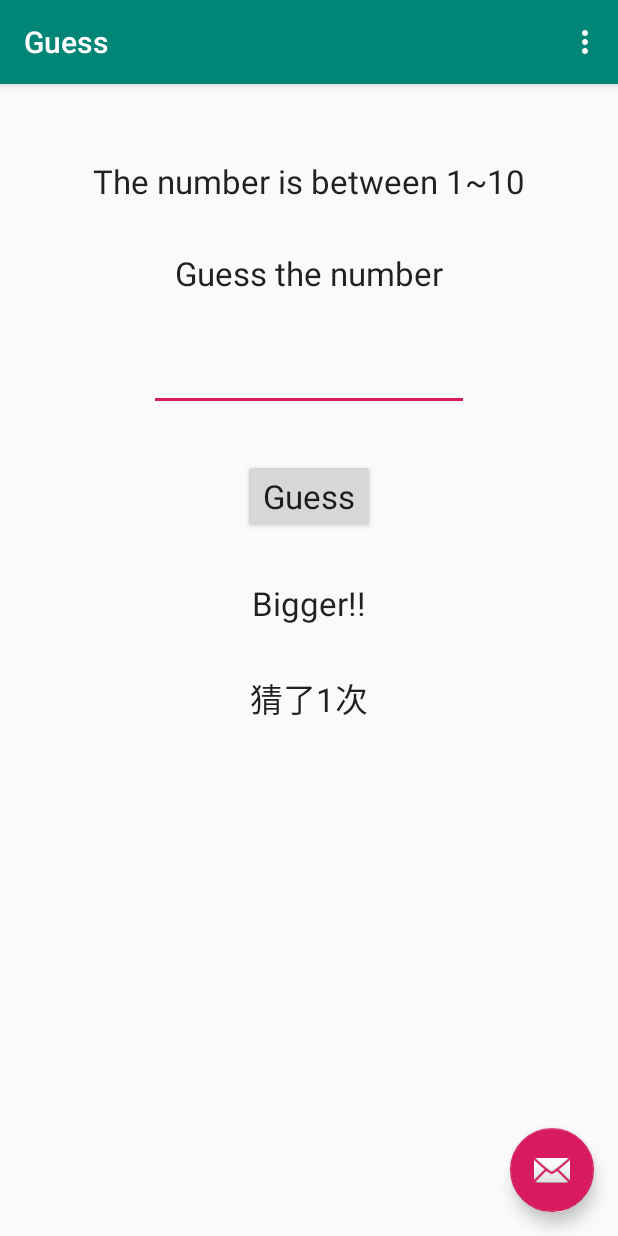
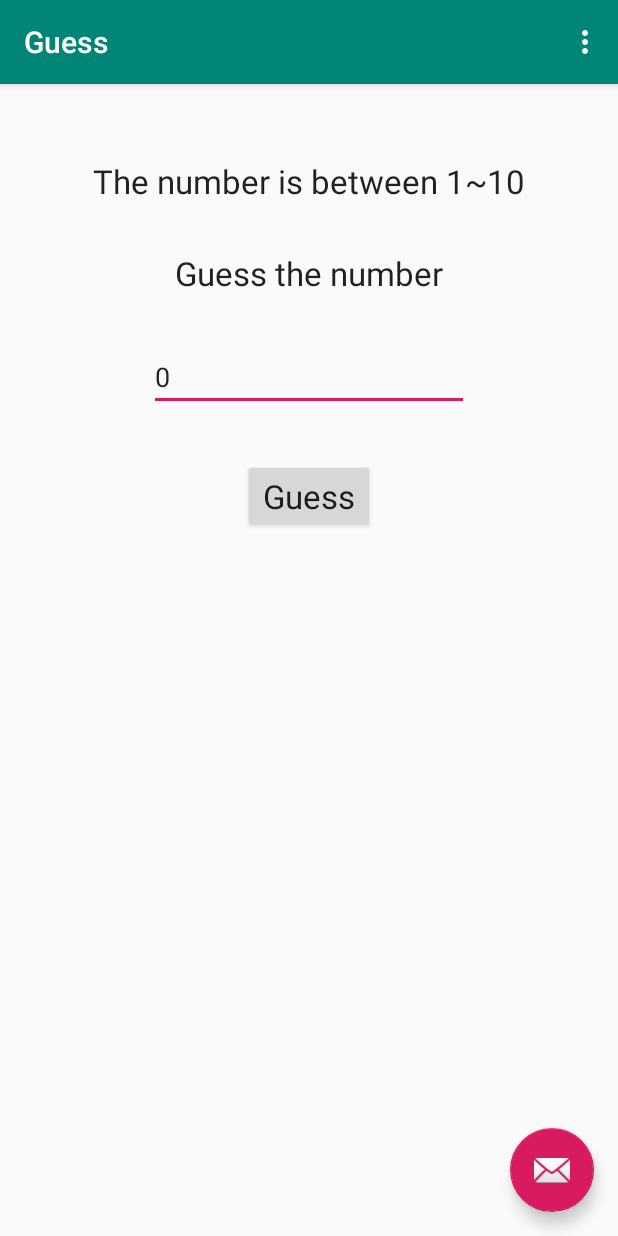
Before and after one commit to lincindiawang/Guess, an Android app: the screen it shows after launch (MainActivity), after a tap on an icon or button, on a phone screen of 412 x 824 dp. Run offline under Robolectric (Android 15) with nearby library versions, the phone set to English and light mode, and no system bars; 1 other tap on this screen came first.

Commit message:
1029 commit

```diff
--- a/app/src/main/java/com/linda/guess/MainActivity.java
+++ b/app/src/main/java/com/linda/guess/MainActivity.java
@@ -1,5 +1,6 @@
 package com.linda.guess;
 
+import android.app.AlertDialog;
 import android.os.Bundle;
 
 import com.google.android.material.floatingactionbutton.FloatingActionButton;
@@ -34,6 +35,7 @@ public class MainActivity extends AppCompatActivity {
         setSupportActionBar(toolbar);
         number = findViewById( R.id.ed_num);
 
+        //AlertDialog.
 
 
         Log.d(TAG,"Secret : "+ secret);
@@ -42,6 +44,14 @@ public class MainActivity extends AppCompatActivity {
         fab.setOnClickListener(new View.OnClickListener() {
             @Override
             public void onClick(View view) {
+
+//                int secret = new Random().nextInt(10) +1;
+                guessTime = 0;
+                TextView inform = findViewById(R.id.inform);
+                TextView times = findViewById(R.id.times);
+                inform.setText("");
+                times.setText("");
+                number.setText(String.valueOf(guessTime));
 //                Snackbar.make(view, "Replace with your own action", Snackbar.LENGTH_LONG)
 //                        .setAction("Action", null).show();
             }
@@ -68,7 +78,7 @@ public class MainActivity extends AppCompatActivity {
             //Toast.makeText(MainActivity.this,"You Got It ! The number is :" + secret,Toast.LENGTH_LONG).show();
 
         }
-        times.setText("猜了" + guessTime +"次");
+        times.setText("Guess" +  guessTime  +"time(s)");
     }
     @Override
     public boolean onCreateOptionsMenu(Menu menu) {
--- a/app/src/main/res/layout/content_main.xml
+++ b/app/src/main/res/layout/content_main.xml
@@ -67,7 +67,7 @@
         android:id="@+id/times"
         android:layout_width="wrap_content"
         android:layout_height="wrap_content"
-        android:layout_marginTop="32dp"
+        android:layout_marginTop="50dp"
         android:textAppearance="@style/TextAppearance.AppCompat.Large"
         app:layout_constraintEnd_toEndOf="@+id/inform"
         app:layout_constraintStart_toStartOf="@+id/inform"
```
